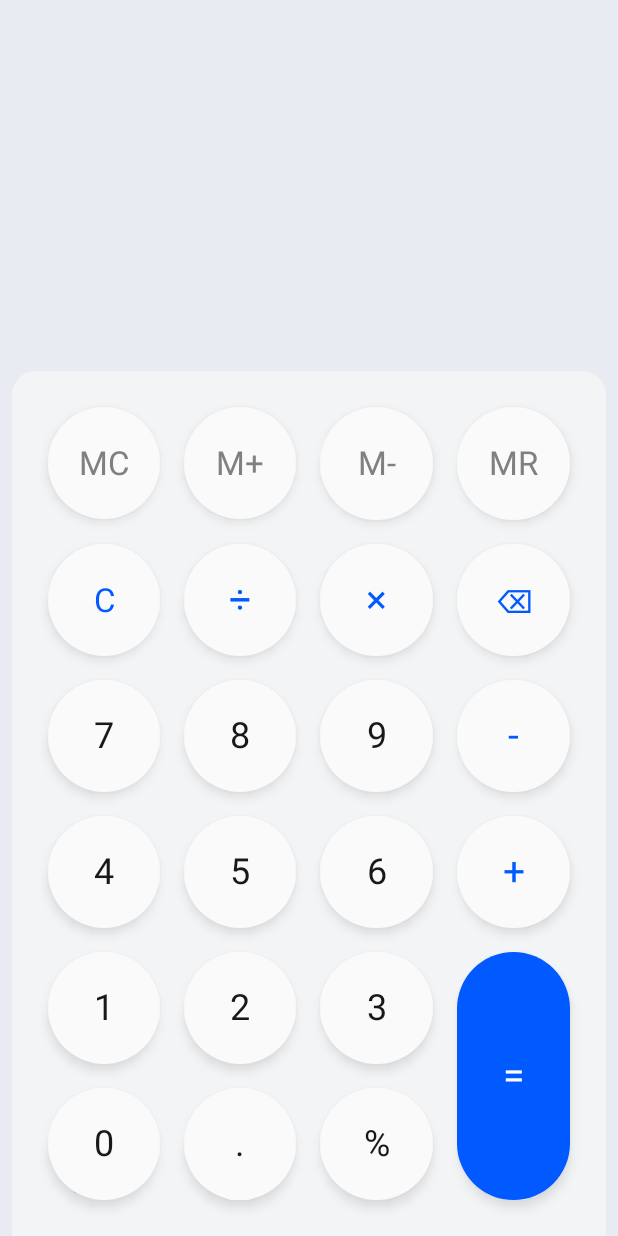
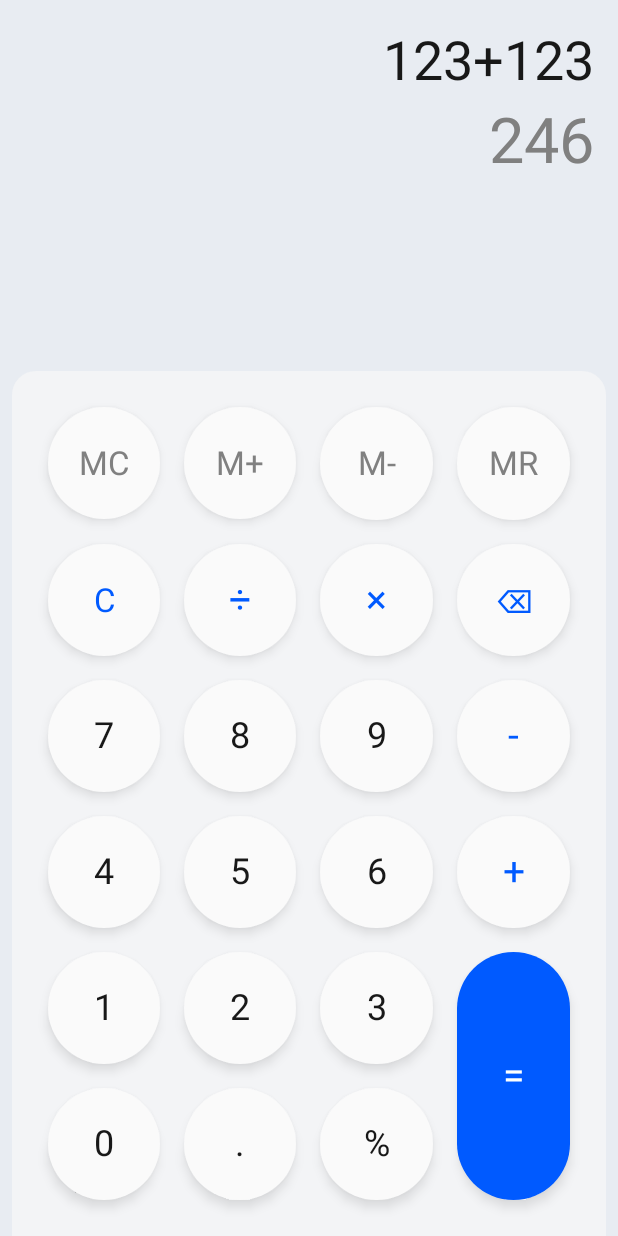
Before and after one commit to GavinNovate/Calculator, an Android app built with Jetpack Compose: the screen it shows after launch (MainActivity), on a phone screen of 412 x 824 dp. Run offline under Robolectric (Android 15) with nearby library versions, the phone set to English and light mode, and no system bars.

Commit message:
添加输出区域

```diff
--- a/sharedUi/src/commonMain/kotlin/net/novate/calculator/sharedui/CalculatorUI.kt
+++ b/sharedUi/src/commonMain/kotlin/net/novate/calculator/sharedui/CalculatorUI.kt
@@ -14,6 +14,5 @@ fun CalculatorUI() {
                 Calculator()
             }
         }
-
     }
 }
--- a/sharedUi/src/commonMain/kotlin/net/novate/calculator/sharedui/ui/Calculator.kt
+++ b/sharedUi/src/commonMain/kotlin/net/novate/calculator/sharedui/ui/Calculator.kt
@@ -8,10 +8,14 @@ import androidx.compose.foundation.layout.fillMaxHeight
 import androidx.compose.foundation.layout.fillMaxSize
 import androidx.compose.foundation.layout.fillMaxWidth
 import androidx.compose.foundation.layout.padding
+import androidx.compose.foundation.layout.wrapContentWidth
 import androidx.compose.foundation.shape.RoundedCornerShape
+import androidx.compose.material.Text
 import androidx.compose.runtime.Composable
+import androidx.compose.ui.Alignment
 import androidx.compose.ui.Modifier
 import androidx.compose.ui.unit.dp
+import androidx.compose.ui.unit.sp
 import net.novate.calculator.sharedui.base.isLandscape
 import net.novate.calculator.sharedui.base.isPortrait
 import net.novate.calculator.sharedui.base.windowInsetsPadding
@@ -22,7 +26,7 @@ fun Calculator() {
     Column(modifier = Modifier.fillMaxSize().background(Theme.colors.backgroundColor).windowInsetsPadding()) {
 
         Box(modifier = Modifier.fillMaxWidth().weight(0.3f)) {
-            // TODO: Text
+            OutputArea()
         }
 
         Box(
@@ -61,3 +65,39 @@ fun InputArea() {
         BasicButtonColumn4(modifier = Modifier.fillMaxHeight().weight(1f))
     }
 }
+
+@Composable
+fun OutputArea() {
+    Column(
+        modifier = Modifier.fillMaxWidth().padding(horizontal = 16.dp, vertical = if (isPortrait()) 16.dp else 8.dp)
+    ) {
+        Box(
+            modifier = Modifier.fillMaxWidth()
+        ) {
+            Text(
+                text = "123+123",
+                modifier = Modifier
+                    .wrapContentWidth()
+                    .align(Alignment.CenterEnd)
+                    .padding(vertical = if (isPortrait()) 4.dp else 2.dp),
+                fontSize = if (isPortrait()) 36.sp else 24.sp,
+                color = Theme.colors.textPrimaryColor,
+                maxLines = 1
+            )
+        }
+        Box(
+            modifier = Modifier.fillMaxWidth()
+        ) {
+            Text(
+                text = "246",
+                modifier = Modifier
+                    .wrapContentWidth()
+                    .align(Alignment.CenterEnd)
+                    .padding(vertical = if (isPortrait()) 4.dp else 2.dp),
+                fontSize = if (isPortrait()) 42.sp else 26.sp,
+                color = Theme.colors.textSecondaryColor,
+                maxLines = 1
+            )
+        }
+    }
+}
```
